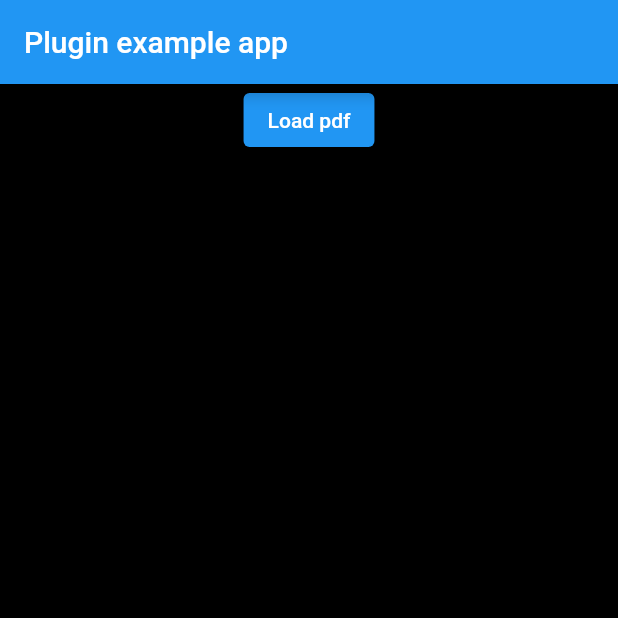
After one commit to waleedbin20/Bit_FX, a Flutter app: the BottomNavBar screen opened by its route, item 2 of the bottom bar chosen, after a tap on "Pdf View", on a phone screen of 412 x 824 dp, the top half of it. The commit adds this screen. Run offline on Flutter 3.47's test engine with Material 2 defaults, Android fonts, the phone set to English and light mode, and no system bars; our stand-ins replace animated_splash_screen, cloud_firestore, curved_navigation_bar, drop_shadow_image, firebase_auth, firebase_core and 8 more; missing offline and left inert: mailer, pdf_viewer_plugin; accounts and stored records are empty.

```diff
--- a/bitfx_application/lib/router.dart
+++ b/bitfx_application/lib/router.dart
@@ -1,4 +1,6 @@
 import 'package:bitfx_application/ui/views/calculator/calculator_view.dart';
+import 'package:bitfx_application/ui/views/courses/PdfScreen.dart';
+import 'package:bitfx_application/ui/views/courses/Video_view.dart';
 import 'package:bitfx_application/ui/views/home/home_view.dart';
 import 'package:bitfx_application/ui/views/login/login_view.dart';
 import 'package:bitfx_application/ui/views/profile/follow_view.dart';
@@ -49,6 +51,15 @@ class Router {
         return MaterialPageRoute(
             builder: (_) => FollowUs(), settings: settings);
 
+      case RoutePaths.videoScreen:
+        return MaterialPageRoute(
+            builder: (_) => VideoScreen(), settings: settings);
+
+
+      case RoutePaths.pdfScreen:
+        return MaterialPageRoute(
+            builder: (_) => PdfScreen(), settings: settings);
+
       default:
         return MaterialPageRoute(
             builder: (_) => Scaffold(
--- /dev/null
+++ b/bitfx_application/lib/ui/views/courses/PdfScreen.dart
@@ -0,0 +1,134 @@
+// import 'package:advance_pdf_viewer/advance_pdf_viewer.dart';
+// import 'package:flutter/cupertino.dart';
+// import 'package:flutter/material.dart';
+
+// import '../../colors/button_color.dart';
+
+// class PdfScreen extends StatefulWidget {
+//   const PdfScreen({ Key? key }) : super(key: key);
+
+//   @override
+//   State<PdfScreen> createState() => _PdfScreenState();
+// }
+
+// class _PdfScreenState extends State<PdfScreen> {
+
+//  bool _isLoading = true;
+//  late PDFDocument document;
+
+//   @override
+//   void initState() {
+//     super.initState();
+//     loadDocument();
+//   }
+
+//   loadDocument() async {
+//     document = await PDFDocument.fromAsset('assets/pdf/Bitfx.pdf');
+
+//     setState(() => _isLoading = false);
+//   }
+
+//   changePDF(value) async {
+//     setState(() => _isLoading = true);
+//     if (value == 1) {
+//       document = await PDFDocument.fromAsset('assets/pdf/Bitfx.pdf');
+//     }
+//      else {
+//       document = await PDFDocument.fromAsset('assets/pdf/Bitfx.pdf');
+//     }
+//     setState(() => _isLoading = false);
+//     Navigator.pop(context);
+//   }
+
+
+
+//   @override
+//   Widget build(BuildContext context) {
+//    return Scaffold(
+//    appBar: AppBar(
+//         automaticallyImplyLeading: false,
+//         backgroundColor: mainCyan,
+//         title: Text(
+//           "BITFX Course 2.0",
+//           style: TextStyle(
+//               color: Colors.black, fontSize: 25, fontWeight: FontWeight.bold),
+//         ),
+//         centerTitle: true,
+//       ),
+//       body: Center(
+//         child: _isLoading
+//             ? Center(child: CircularProgressIndicator())
+//             : PDFViewer(
+//                 document: document,
+//                 zoomSteps: 1)));
+//   }
+// }
+
+import 'dart:async';
+import 'dart:io';
+
+import 'package:flutter/material.dart';
+import 'package:http/http.dart' as http;
+import 'package:path_provider/path_provider.dart';
+import 'package:pdf_viewer_plugin/pdf_viewer_plugin.dart';
+
+
+
+class PdfScreen extends StatefulWidget {
+  @override
+  _PdfScreenState createState() => _PdfScreenState();
+}
+
+class _PdfScreenState extends State<PdfScreen> {
+ final sampleUrl = 'http://www.africau.edu/images/default/sample.pdf';
+
+  String? pdfFlePath;
+
+  Future<String> downloadAndSavePdf() async {
+    final directory = await getApplicationDocumentsDirectory();
+    final file = File('${directory.path}/sample.pdf');
+    if (await file.exists()) {
+      return file.path;
+    }
+    final response = await http.get(Uri.parse(sampleUrl));
+    await file.writeAsBytes(response.bodyBytes);
+    return file.path;
+  }
+
+  void loadPdf() async {
+    pdfFlePath = await downloadAndSavePdf();
+    setState(() {});
+  }
+
+  @override
+  Widget build(BuildContext context) {
+    return MaterialApp(
+      home: Builder(builder: (context) {
+        return Scaffold(
+          backgroundColor: Colors.black,
+          appBar: AppBar(
+            title: Text('Plugin example app'),
+          ),
+          body: Center(
+            child: Column(
+              children: <Widget>[
+                ElevatedButton(
+                  child: Text("Load pdf"),
+                  onPressed: loadPdf,
+                ),
+                if (pdfFlePath != null)
+                  Expanded(
+                    child: Container(
+                      child: PdfView(path: pdfFlePath!),
+                    ),
+                  )
+                else
+                  Text("Pdf is not Loaded"),
+              ],
+            ),
+          ),
+        );
+      }),
+    );
+  }
+}
--- a/bitfx_application/lib/ui/views/courses/courses_view.dart
+++ b/bitfx_application/lib/ui/views/courses/courses_view.dart
@@ -1,5 +1,8 @@
-import 'package:cloud_firestore/cloud_firestore.dart';
+import 'package:bitfx_application/ui/widgets/button.dart';
 import 'package:flutter/material.dart';
+
+import '../../colors/button_color.dart';
+import '../../widgets/route_paths.dart';
 
 class CoursesView extends StatefulWidget {
   CoursesView({Key? key}) : super(key: key);
@@ -9,15 +12,38 @@ class CoursesView extends StatefulWidget {
 }
 
 class _CoursesViewState extends State<CoursesView> {
+
   @override
   Widget build(BuildContext context) {
     return Scaffold(
-      floatingActionButton: FloatingActionButton(
-        onPressed: () => FirebaseFirestore.instance
-            .collection('testing')
-            .add({'timestamp': Timestamp.fromDate(DateTime.now())}),
-        child: Icon(Icons.add),
+   appBar: AppBar(
+        //automaticallyImplyLeading: false,
+        backgroundColor: mainCyan,
+        title: Text(
+          "Courses",
+          style: TextStyle(
+              color: Colors.black, fontSize: 25, fontWeight: FontWeight.bold),
+        ),
+        centerTitle: true,
+      ),
+      body:  Center(
+        child: Column(
+          mainAxisAlignment: MainAxisAlignment.center,
+          crossAxisAlignment: CrossAxisAlignment.center,
+                  children: [
+                    Button(textValue: 'Video Lectures', onPressed: (){
+                      Navigator.pushNamed(
+                                  context, RoutePaths.videoScreen);
+                    }),
+ SizedBox(height: MediaQuery.of(context).size.height * 0.05),
+                    Button(textValue: 'Pdf View', onPressed: (){
+                      Navigator.pushNamed(
+                                  context, RoutePaths.pdfScreen);
+                    })
+        ]),
       ),
     );
+
+
   }
 }
--- a/bitfx_application/lib/ui/views/home/home_view.dart
+++ b/bitfx_application/lib/ui/views/home/home_view.dart
@@ -1,4 +1,5 @@
 import 'package:bitfx_application/ui/views/calculator/calculator_view.dart';
+import 'package:bitfx_application/ui/views/courses/Video_view.dart';
 import 'package:bitfx_application/ui/views/courses/courses_view.dart';
 import 'package:bitfx_application/ui/views/profile/profile_view.dart';
 import 'package:bitfx_application/ui/views/calendar/econmic_view.dart';
@@ -20,10 +21,10 @@ class _BottomNavBarState extends State<BottomNavBar> {
 
   List<Widget> bodyContent = [
     Signals(),
-    LoginView(),
+    CoursesView(),
     CalculatorView(),
     EconomicCalendarView(),
-    ProfileView()
+    ProfileView(),
   ];
   GlobalKey<CurvedNavigationBarState> _bottomNavigationKey = GlobalKey();
 
--- a/bitfx_application/lib/ui/widgets/route_paths.dart
+++ b/bitfx_application/lib/ui/widgets/route_paths.dart
@@ -13,5 +13,9 @@ class RoutePaths {
   static const String bottomNavBar = "bottomNavBar";
   static const String formPage = "formPage";
   static const String followUs = "followUs";
+  static const String  videoScreen = " videoScreen";
+  static const String  pdfScreen = " PdfScreen";
+
+
 
 }
--- a/bitfx_application/pubspec.yaml
+++ b/bitfx_application/pubspec.yaml
@@ -47,9 +47,14 @@ dependencies:
   url_launcher: ^6.0.20
   font_awesome_flutter: ^10.1.0
 
+  pdf_viewer_plugin: ^2.0.1
+
+  youtube_player_flutter: ^8.0.0
+
   # Firebase
   firebase_auth: ^3.3.17
   cloud_firestore: ^3.1.14
+  firebase_storage: ^10.2.16
 
 
 
@@ -79,6 +84,7 @@ flutter:
     - assets/icon/icon.png
     - assets/splashscreen.png
     - assets/images/U3AN.gif
+    - assets/pdf/Bitfx.pdf
 
 
   # An image asset can refer to one or more resolution-specific "variants", see
```
Also changed, not shown: bitfx_application/lib/core/services/auth_service.dart (+18 -1 lines), bitfx_application/lib/core/services/firebase_storage.dart (added, +32 -0 lines), bitfx_application/lib/ui/views/courses/Video_view.dart (added, +83 -0 lines), bitfx_application/lib/ui/views/profile/profile_view.dart (+10 -5 lines), bitfx_application/lib/ui/views/support/form_view.dart (+67 -4 lines), bitfx_application/lib/ui/widgets/form_field.dart (+7 -2 lines), bitfx_application/lib/ui/my_app.dart (deleted), bitfx_application/pubspec.lock, 2 other files.
